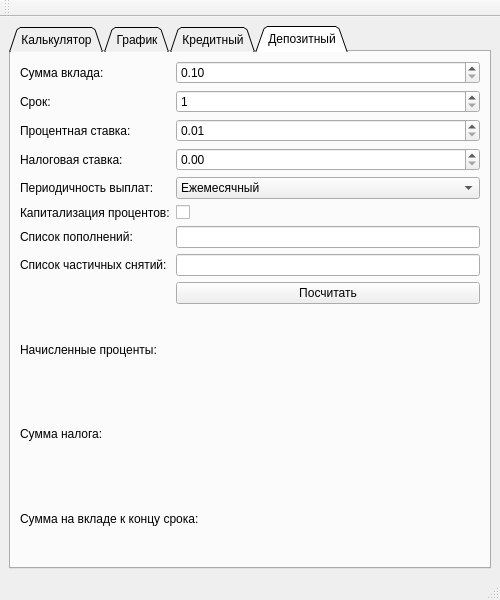
Qt form src/view/calculator2.ui (co-cy/CPP3_SmartCalc_v2.0) before a commit.
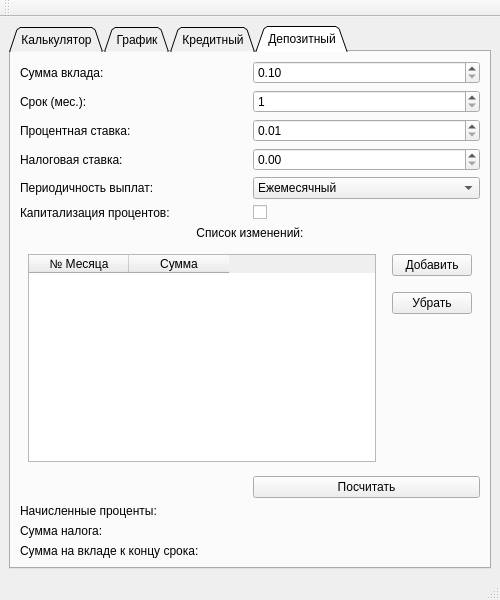
The same form after that commit. The open tabs and pages were chosen to show the change. Custom widgets are drawn as their Qt base class.

Commit message: [develop] -> Added more style

```diff
--- a/src/view/calculator2.ui
+++ b/src/view/calculator2.ui
@@ -1076,10 +1076,37 @@
         <string>Депозитный</string>
        </attribute>
        <layout class="QGridLayout" name="gridLayout_2">
-        <item row="10" column="0" colspan="2">
-         <widget class="QLabel" name="label_finaly_percent">
+                 <item row="1" column="1">
+                     <widget class="QSpinBox" name="deposit_period">
+                         <property name="minimum">
+                             <number>1</number>
+                         </property>
+                         <property name="maximum">
+                             <number>600</number>
+                         </property>
+                     </widget>
+                 </item>
+                 <item row="9" column="1">
+                     <widget class="QPushButton" name="calc_deposit">
           <property name="text">
-           <string>Начисленные проценты:</string>
+                             <string>Посчитать</string>
+                         </property>
+                     </widget>
+                 </item>
+                 <item row="5" column="0">
+                     <widget class="QLabel" name="label_capitalize">
+                         <property name="text">
+                             <string>Капитализация процентов:</string>
+                         </property>
+                     </widget>
+                 </item>
+                 <item row="2" column="1">
+                     <widget class="QDoubleSpinBox" name="deposit_percent">
+                         <property name="minimum">
+                             <double>0.010000000000000</double>
+                         </property>
+                         <property name="maximum">
+                             <double>999.000000000000000</double>
           </property>
          </widget>
         </item>
@@ -1090,8 +1117,174 @@
           </property>
          </widget>
         </item>
-        <item row="6" column="1">
-         <widget class="QLineEdit" name="list_add"/>
+                 <item row="3" column="1">
+                     <widget class="QDoubleSpinBox" name="deposit_tax_percent">
+                         <property name="minimum">
+                             <double>0.000000000000000</double>
+                         </property>
+                         <property name="maximum">
+                             <double>999.000000000000000</double>
+                         </property>
+                         <property name="value">
+                             <double>0.000000000000000</double>
+                         </property>
+                     </widget>
+                 </item>
+                 <item row="5" column="1">
+                     <widget class="QCheckBox" name="capitalize">
+                         <property name="text">
+                             <string/>
+                         </property>
+                     </widget>
+                 </item>
+                 <item row="7" column="0" colspan="2">
+                     <layout class="QGridLayout" name="change_list_grid">
+                         <property name="leftMargin">
+                             <number>8</number>
+                         </property>
+                         <property name="topMargin">
+                             <number>8</number>
+                         </property>
+                         <property name="rightMargin">
+                             <number>8</number>
+                         </property>
+                         <property name="bottomMargin">
+                             <number>8</number>
+                         </property>
+                         <property name="spacing">
+                             <number>16</number>
+                         </property>
+                         <item row="1" column="1">
+                             <widget class="QPushButton" name="pop_change">
+                                 <property name="text">
+                                     <string>Убрать</string>
+                                 </property>
+                             </widget>
+                         </item>
+                         <item row="0" column="1">
+                             <widget class="QPushButton" name="append_change">
+                                 <property name="text">
+                                     <string>Добавить</string>
+                                 </property>
+                             </widget>
+                         </item>
+                         <item row="2" column="1">
+                             <spacer name="verticalSpacer">
+                                 <property name="orientation">
+                                     <enum>Qt::Vertical</enum>
+                                 </property>
+                                 <property name="sizeHint" stdset="0">
+                                     <size>
+                                         <width>20</width>
+                                         <height>40</height>
+                                     </size>
+                                 </property>
+                             </spacer>
+                         </item>
+                         <item row="0" column="0" rowspan="3">
+                             <widget class="QTableWidget" name="table_change">
+                                 <attribute name="verticalHeaderVisible">
+                                     <bool>false</bool>
+                                 </attribute>
+                                 <column>
+                                     <property name="text">
+                                         <string>№ Месяца</string>
+                                     </property>
+                                 </column>
+                                 <column>
+                                     <property name="text">
+                                         <string>Сумма</string>
+                                     </property>
+                                 </column>
+                             </widget>
+                         </item>
+                     </layout>
+                 </item>
+                 <item row="4" column="0">
+                     <widget class="QLabel" name="label_deposit_period">
+                         <property name="text">
+                             <string>Периодичность выплат:</string>
+                         </property>
+                     </widget>
+                 </item>
+                 <item row="1" column="0">
+                     <widget class="QLabel" name="label_deposit_period_3">
+                         <property name="text">
+                             <string>Cрок (мес.):</string>
+                         </property>
+                     </widget>
+                 </item>
+                 <item row="2" column="0">
+                     <widget class="QLabel" name="label_deposit_period_2">
+                         <property name="text">
+                             <string>Процентная ставка:</string>
+                         </property>
+                     </widget>
+                 </item>
+                 <item row="6" column="0" colspan="2">
+                     <widget class="QLabel" name="label_list_add">
+                         <property name="text">
+                             <string>Список изменений:</string>
+                         </property>
+                         <property name="alignment">
+                             <set>Qt::AlignCenter</set>
+                         </property>
+                     </widget>
+                 </item>
+                 <item row="11" column="0" colspan="2">
+                     <layout class="QHBoxLayout" name="horizontalLayout_10">
+                         <item>
+                             <widget class="QLabel" name="label_sum_tax_text">
+                                 <property name="sizePolicy">
+                                     <sizepolicy hsizetype="Maximum" vsizetype="Preferred">
+                                         <horstretch>0</horstretch>
+                                         <verstretch>0</verstretch>
+                                     </sizepolicy>
+                                 </property>
+                                 <property name="text">
+                                     <string>Сумма налога:</string>
+                                 </property>
+                             </widget>
+                         </item>
+                         <item>
+                             <widget class="QLabel" name="label_sum_tax">
+                                 <property name="text">
+                                     <string/>
+                                 </property>
+                             </widget>
+                         </item>
+                     </layout>
+                 </item>
+                 <item row="0" column="0">
+                     <widget class="QLabel" name="label_deposit_amount">
+                         <property name="text">
+                             <string>Cумма вклада:</string>
+                         </property>
+                     </widget>
+                 </item>
+                 <item row="12" column="0" colspan="2">
+                     <layout class="QHBoxLayout" name="horizontalLayout_12">
+                         <item>
+                             <widget class="QLabel" name="label_deposit_sum_text">
+                                 <property name="sizePolicy">
+                                     <sizepolicy hsizetype="Maximum" vsizetype="Preferred">
+                                         <horstretch>0</horstretch>
+                                         <verstretch>0</verstretch>
+                                     </sizepolicy>
+                                 </property>
+                                 <property name="text">
+                                     <string>Сумма на вкладе к концу срока:</string>
+                                 </property>
+                             </widget>
+                         </item>
+                         <item>
+                             <widget class="QLabel" name="label_deposit_sum">
+                                 <property name="text">
+                                     <string/>
+                                 </property>
+                             </widget>
+                         </item>
+                     </layout>
         </item>
         <item row="4" column="1">
          <widget class="QComboBox" name="pay_period">
@@ -1117,81 +1310,6 @@
           </item>
          </widget>
         </item>
-        <item row="8" column="1">
-         <widget class="QLineEdit" name="list_remove"/>
-        </item>
-        <item row="5" column="0">
-         <widget class="QLabel" name="label_capitalize">
-          <property name="text">
-           <string>Капитализация процентов:</string>
-          </property>
-         </widget>
-        </item>
-        <item row="11" column="0" colspan="2">
-         <widget class="QLabel" name="label_sum_tax">
-          <property name="text">
-           <string>Сумма налога:</string>
-          </property>
-         </widget>
-        </item>
-        <item row="3" column="1">
-         <widget class="QDoubleSpinBox" name="deposit_tax_percent">
-          <property name="minimum">
-           <double>0.000000000000000</double>
-          </property>
-          <property name="maximum">
-           <double>999.000000000000000</double>
-          </property>
-          <property name="value">
-           <double>0.000000000000000</double>
-          </property>
-         </widget>
-        </item>
-        <item row="6" column="0">
-         <widget class="QLabel" name="label_list_add">
-          <property name="text">
-           <string>Список пополнений:</string>
-          </property>
-         </widget>
-        </item>
-        <item row="2" column="1">
-         <widget class="QDoubleSpinBox" name="deposit_percent">
-          <property name="minimum">
-           <double>0.010000000000000</double>
-          </property>
-          <property name="maximum">
-           <double>999.000000000000000</double>
-          </property>
-         </widget>
-        </item>
-        <item row="2" column="0">
-         <widget class="QLabel" name="label_deposit_period_2">
-          <property name="text">
-           <string>Процентная ставка:</string>
-          </property>
-         </widget>
-        </item>
-        <item row="1" column="0">
-         <widget class="QLabel" name="label_deposit_period_3">
-          <property name="text">
-           <string>Cрок:</string>
-          </property>
-         </widget>
-        </item>
-        <item row="8" column="0">
-         <widget class="QLabel" name="label_list_remove">
-          <property name="text">
-           <string>Список частичных снятий:</string>
-          </property>
-         </widget>
-        </item>
-        <item row="4" column="0">
-         <widget class="QLabel" name="label_deposit_period">
-          <property name="text">
-           <string>Периодичность выплат:</string>
-          </property>
-         </widget>
-        </item>
         <item row="0" column="1">
          <widget class="QDoubleSpinBox" name="deposit_amount">
           <property name="minimum">
@@ -1202,43 +1320,29 @@
           </property>
          </widget>
         </item>
-        <item row="9" column="1">
-         <widget class="QPushButton" name="calc_deposit">
-          <property name="text">
-           <string>Посчитать</string>
-          </property>
-         </widget>
-        </item>
-        <item row="12" column="0" colspan="2">
-         <widget class="QLabel" name="label_deposit_sum">
+                 <item row="10" column="0" colspan="2">
+                     <layout class="QHBoxLayout" name="horizontalLayout_14">
+                         <item>
+                             <widget class="QLabel" name="label_finaly_percent_text">
+                                 <property name="sizePolicy">
+                                     <sizepolicy hsizetype="Maximum" vsizetype="Preferred">
+                                         <horstretch>0</horstretch>
+                                         <verstretch>0</verstretch>
+                                     </sizepolicy>
+                                 </property>
           <property name="text">
-           <string>Сумма на вкладе к концу срока:</string>
+                                     <string>Начисленные проценты:</string>
           </property>
          </widget>
         </item>
-        <item row="0" column="0">
-         <widget class="QLabel" name="label_deposit_amount">
-          <property name="text">
-           <string>Cумма вклада:</string>
-          </property>
-         </widget>
-        </item>
-        <item row="5" column="1">
-         <widget class="QCheckBox" name="capitalize">
+                         <item>
+                             <widget class="QLabel" name="label_finaly_percent">
           <property name="text">
            <string/>
           </property>
          </widget>
         </item>
-        <item row="1" column="1">
-         <widget class="QSpinBox" name="deposit_period">
-          <property name="minimum">
-           <number>1</number>
-          </property>
-          <property name="maximum">
-           <number>600</number>
-          </property>
-         </widget>
+                     </layout>
         </item>
        </layout>
       </widget>
```
Left out of the diff: 65 changed lines with no effect on the pictures. Lines whose indentation alone changed are shown as unchanged. The commit also changes 2 other files.
